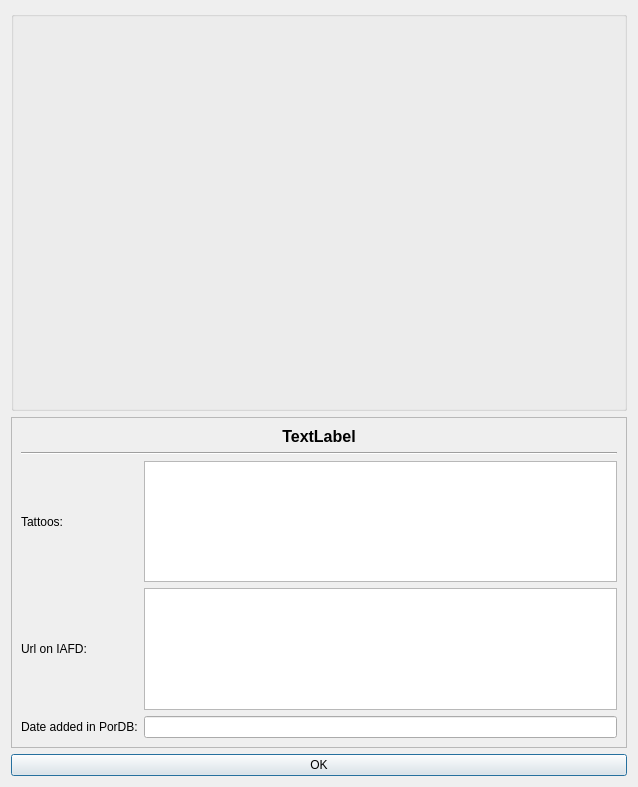
This is pordb_actor_details.ui in hwmay/pordb3 as Qt 5 draws it before an edit. The edited form follows.
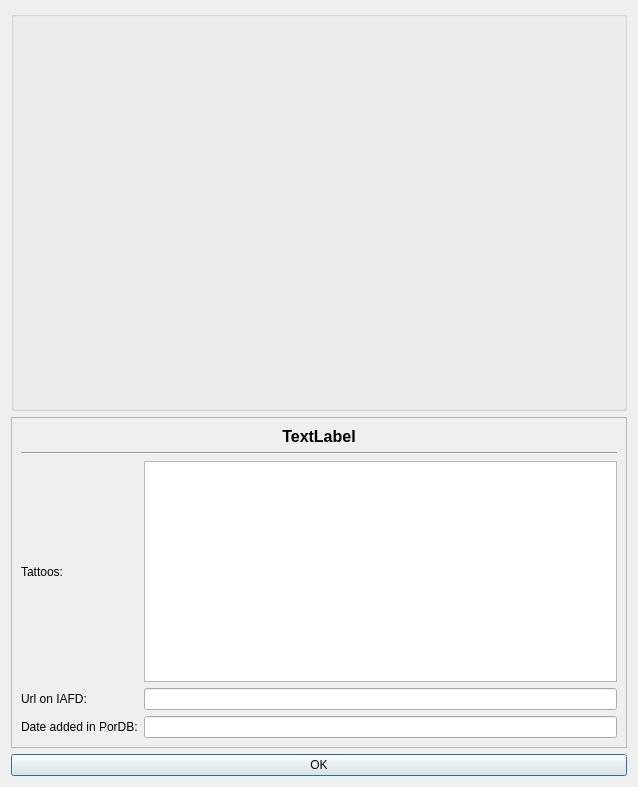
This is the edited form. Icons and pictures are not drawn.

Commit message: New design: textedit for IAFD Url changed to lineedit in actors details screen

```diff
--- a/pordb_actor_details.ui
+++ b/pordb_actor_details.ui
@@ -121,13 +121,6 @@
                </property>
               </widget>
              </item>
-             <item row="1" column="1">
-              <widget class="QTextEdit" name="textEditUrl">
-               <property name="readOnly">
-                <bool>true</bool>
-               </property>
-              </widget>
-             </item>
              <item row="2" column="0">
               <widget class="QLabel" name="labelDateC">
                <property name="text">
@@ -142,6 +135,13 @@
                </property>
               </widget>
              </item>
+             <item row="1" column="1">
+              <widget class="QLineEdit" name="lineEditUrl">
+               <property name="readOnly">
+                <bool>true</bool>
+               </property>
+              </widget>
+             </item>
             </layout>
            </item>
           </layout>
```
The commit also changes 2 other files.
